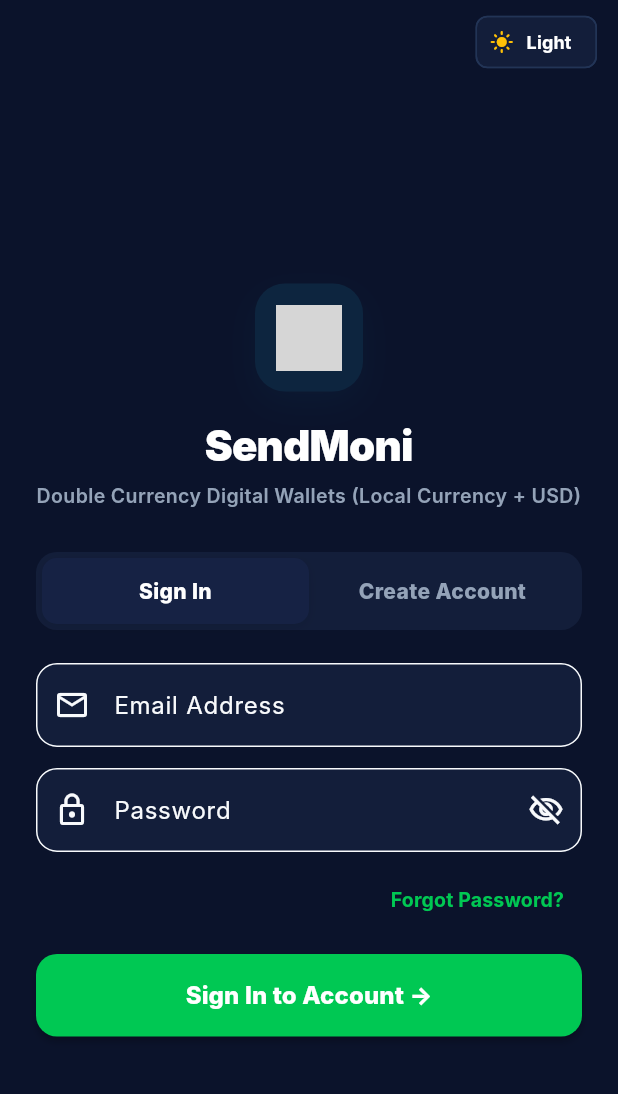
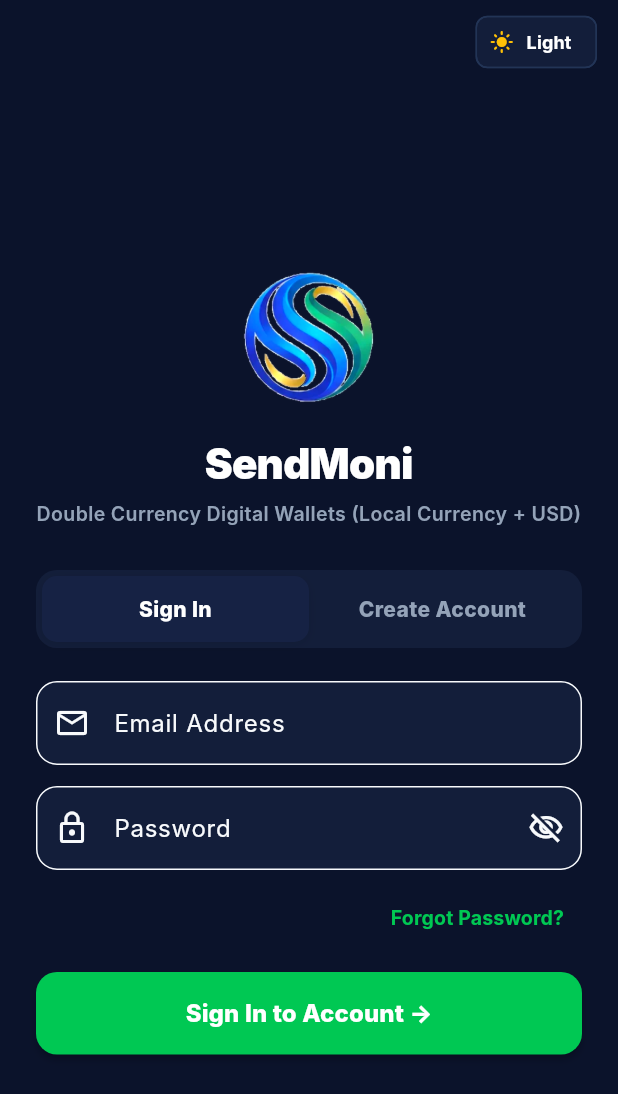
Before and after one commit to Rellamuda/paynora, a Flutter app: the screen it shows after launch, on a phone screen of 412 x 824 dp. Shown: the top 1094 px of the screen. Run offline on Flutter 3.47's test engine with Material 3 defaults, Android fonts, the phone set to English and light mode, and no system bars; our stand-ins replace dio, flutter_riverpod, flutter_secure_storage, image_picker, webview_flutter; Roboto replaces fonts that are missing (Inter); grey boxes are pictures that could not be loaded.

Commit message:
ui: remove logo background box on web & mobile, enlarge and brighten SendMoni logo

```diff
--- a/apps/mobile/lib/screens/home_screen.dart
+++ b/apps/mobile/lib/screens/home_screen.dart
@@ -182,10 +182,7 @@ class _HomeScreenState extends State<HomeScreen> {
         elevation: 0,
         title: Row(
           children: [
-            ClipRRect(
-              borderRadius: BorderRadius.circular(8),
-              child: Image.asset('assets/logo.png', width: 30, height: 30, errorBuilder: (_, __, ___) => const Icon(Icons.bolt, color: PayNoraColors.brandSecondary)),
-            ),
+            Image.asset('assets/logo.png', width: 40, height: 40, fit: BoxFit.contain, errorBuilder: (_, __, ___) => const Icon(Icons.bolt, color: PayNoraColors.brandSecondary)),
             const SizedBox(width: 10),
             Expanded(
               child: Text(
--- a/apps/mobile/lib/screens/login_screen.dart
+++ b/apps/mobile/lib/screens/login_screen.dart
@@ -398,28 +398,15 @@ class _LoginScreenState extends State<LoginScreen> {
                 children: [
                   // Brand Logo Badge
                   Center(
-                    child: Container(
-                      width: 72,
-                      height: 72,
-                      decoration: BoxDecoration(
-                        color: PayNoraColors.brandPrimary,
-                        borderRadius: BorderRadius.circular(20),
-                        boxShadow: [
-                          BoxShadow(
-                            color: PayNoraColors.brandPrimary.withOpacity(0.35),
-                            blurRadius: 18,
-                            offset: const Offset(0, 8),
-                          ),
-                        ],
-                      ),
-                      padding: const EdgeInsets.all(14),
-                      child: Image.asset(
-                        'assets/images/logo.png',
-                        errorBuilder: (_, __, ___) => const Icon(
-                          Icons.account_balance_wallet_rounded,
-                          color: Colors.white,
-                          size: 36,
-                        ),
+                    child: Image.asset(
+                      'assets/logo.png',
+                      width: 96,
+                      height: 96,
+                      fit: BoxFit.contain,
+                      errorBuilder: (_, __, ___) => const Icon(
+                        Icons.account_balance_wallet_rounded,
+                        color: PayNoraColors.brandSecondary,
+                        size: 56,
                       ),
                     ),
                   ),
```
Also changed, not shown: apps/mobile/assets/logo.png, 9 other files.
